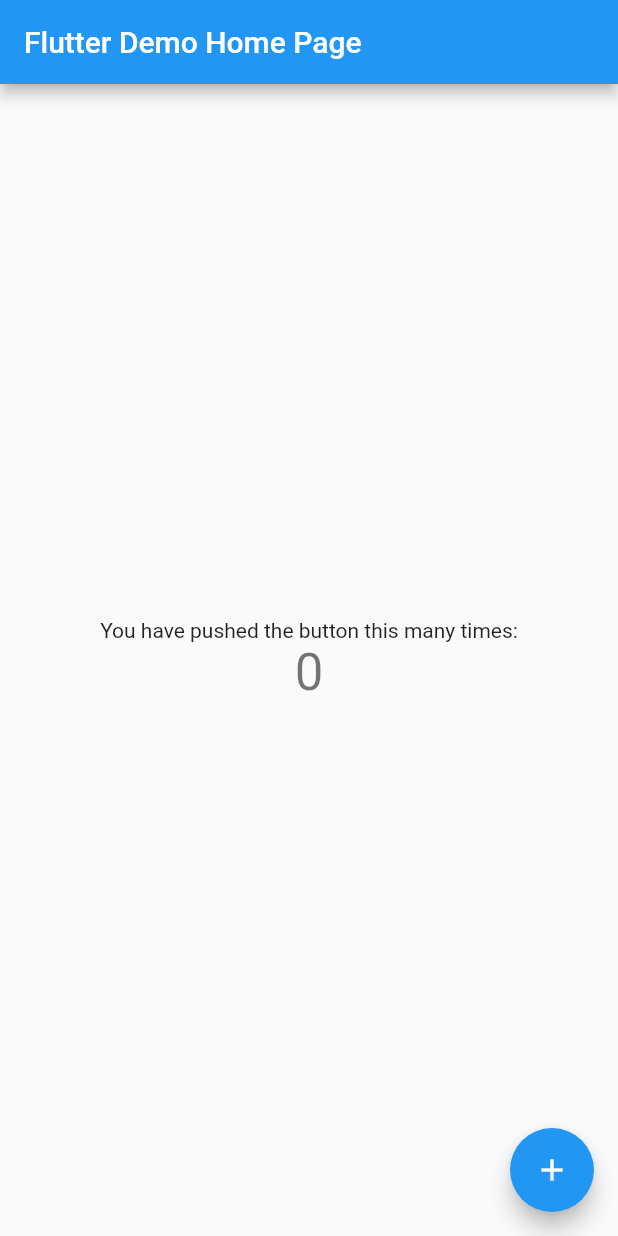
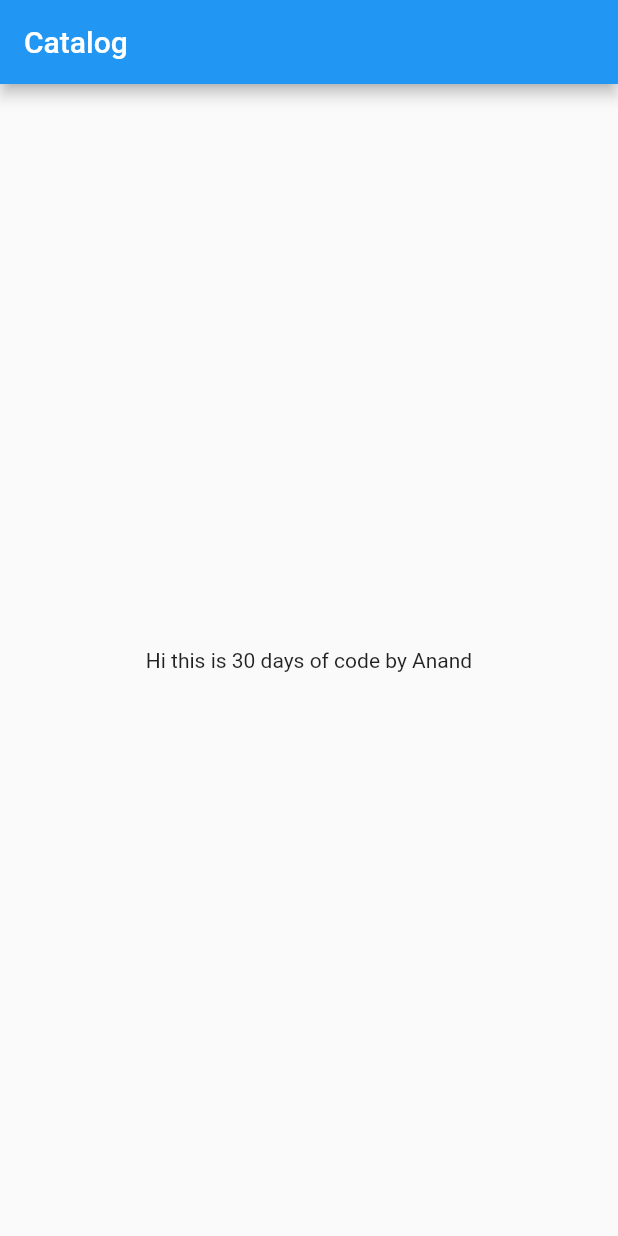
Before and after one commit to campainer/MyCatalogapp, a Flutter app: the screen it shows after launch, on a phone screen of 412 x 824 dp. Run offline on Flutter 3.47's test engine with Material 2 defaults, Android fonts, the phone set to English and light mode, and no system bars.

Commit message:
day 2 completed

```diff
--- /dev/null
+++ b/lib/home_page.dart
@@ -0,0 +1,17 @@
+import 'package:flutter/material.dart';
+
+class HomePage extends StatelessWidget {
+  @override
+  Widget build(BuildContext context) {
+    final String name = "Anand";
+    final int day = 30;
+    return Scaffold(
+      appBar: AppBar(
+        title: Text("Catalog"),
+      ),
+      body: Center(
+        child: Text("Hi this is $day days of code by $name"),
+      ),
+    );
+  }
+}
--- a/lib/main.dart
+++ b/lib/main.dart
@@ -1,113 +1,19 @@
 import 'package:flutter/material.dart';
+import 'package:myapp/home_page.dart';
 
 void main() {
   runApp(MyApp());
 }
 
 class MyApp extends StatelessWidget {
-  // This widget is the root of your application.
   @override
   Widget build(BuildContext context) {
     return MaterialApp(
       title: 'Flutter Demo',
       theme: ThemeData(
-        // This is the theme of your application.
-        //
-        // Try running your application with "flutter run". You'll see the
-        // application has a blue toolbar. Then, without quitting the app, try
-        // changing the primarySwatch below to Colors.green and then invoke
-        // "hot reload" (press "r" in the console where you ran "flutter run",
-        // or simply save your changes to "hot reload" in a Flutter IDE).
-        // Notice that the counter didn't reset back to zero; the application
-        // is not restarted.
         primarySwatch: Colors.blue,
       ),
-      home: MyHomePage(title: 'Flutter Demo Home Page'),
+      home: HomePage(),
     );
   }
 }
-
-class MyHomePage extends StatefulWidget {
-  MyHomePage({Key key, this.title}) : super(key: key);
-
-  // This widget is the home page of your application. It is stateful, meaning
-  // that it has a State object (defined below) that contains fields that affect
-  // how it looks.
-
-  // This class is the configuration for the state. It holds the values (in this
-  // case the title) provided by the parent (in this case the App widget) and
-  // used by the build method of the State. Fields in a Widget subclass are
-  // always marked "final".
-
-  final String title;
-
-  @override
-  _MyHomePageState createState() => _MyHomePageState();
-}
-
-class _MyHomePageState extends State<MyHomePage> {
-  int _counter = 0;
-
-  void _incrementCounter() {
-    setState(() {
-      // This call to setState tells the Flutter framework that something has
-      // changed in this State, which causes it to rerun the build method below
-      // so that the display can reflect the updated values. If we changed
-      // _counter without calling setState(), then the build method would not be
-      // called again, and so nothing would appear to happen.
-      _counter++;
-    });
-  }
-
-  @override
-  Widget build(BuildContext context) {
-    // This method is rerun every time setState is called, for instance as done
-    // by the _incrementCounter method above.
-    //
-    // The Flutter framework has been optimized to make rerunning build methods
-    // fast, so that you can just rebuild anything that needs updating rather
-    // than having to individually change instances of widgets.
-    return Scaffold(
-      appBar: AppBar(
-        // Here we take the value from the MyHomePage object that was created by
-        // the App.build method, and use it to set our appbar title.
-        title: Text(widget.title),
-      ),
-      body: Center(
-        // Center is a layout widget. It takes a single child and positions it
-        // in the middle of the parent.
-        child: Column(
-          // Column is also a layout widget. It takes a list of children and
-          // arranges them vertically. By default, it sizes itself to fit its
-          // children horizontally, and tries to be as tall as its parent.
-          //
-          // Invoke "debug painting" (press "p" in the console, choose the
-          // "Toggle Debug Paint" action from the Flutter Inspector in Android
-          // Studio, or the "Toggle Debug Paint" command in Visual Studio Code)
-          // to see the wireframe for each widget.
-          //
-          // Column has various properties to control how it sizes itself and
-          // how it positions its children. Here we use mainAxisAlignment to
-          // center the children vertically; the main axis here is the vertical
-          // axis because Columns are vertical (the cross axis would be
-          // horizontal).
-          mainAxisAlignment: MainAxisAlignment.center,
-          children: <Widget>[
-            Text(
-              'You have pushed the button this many times:',
-            ),
-            Text(
-              '$_counter',
-              style: Theme.of(context).textTheme.headline4,
-            ),
-          ],
-        ),
-      ),
-      floatingActionButton: FloatingActionButton(
-        onPressed: _incrementCounter,
-        tooltip: 'Increment',
-        child: Icon(Icons.add),
-      ), // This trailing comma makes auto-formatting nicer for build methods.
-    );
-  }
-}
```
